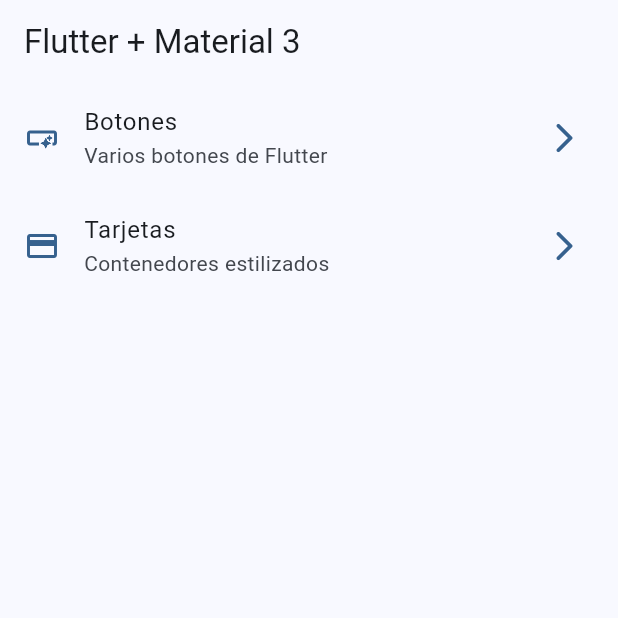
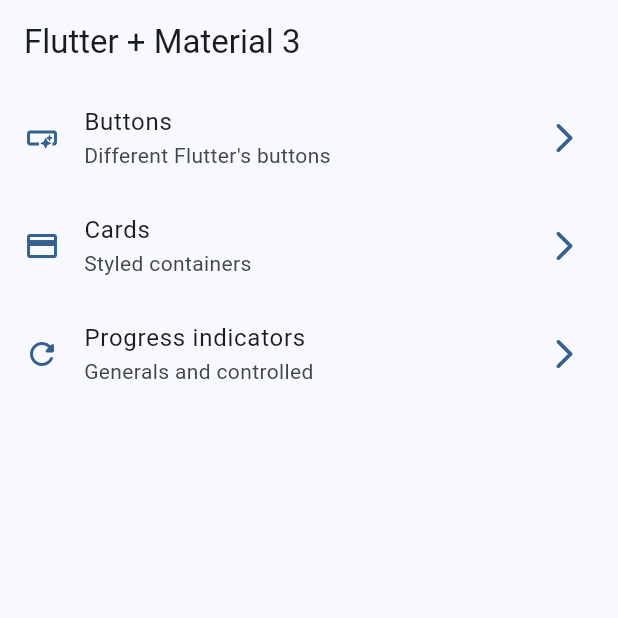
Before and after one commit to ObedSAGA/widgetapp-flutter, a Flutter app: the screen it shows after launch, on a phone screen of 412 x 824 dp, the top half of it. Run offline on Flutter 3.47's test engine with Material 2 defaults, Android fonts, the phone set to English and light mode, and no system bars; our stand-ins replace go_router.

Commit message:
Add progress indicators

```diff
--- a/lib/config/menu/menu_items.dart
+++ b/lib/config/menu/menu_items.dart
@@ -16,16 +16,22 @@ class MenuItem {
 
 const appMenuItems = <MenuItem>[
   MenuItem(
-    title: 'Botones',
-    subTitle: 'Varios botones de Flutter',
+    title: 'Buttons',
+    subTitle: 'Different Flutter\'s buttons',
     link: '/buttons',
     icon: Icons.smart_button_outlined
     ),
   MenuItem(
-    title: 'Tarjetas',
-    subTitle: 'Contenedores estilizados',
+    title: 'Cards',
+    subTitle: 'Styled containers',
     link: '/cards',
     icon: Icons.credit_card
-    )
+    ),
+  MenuItem(
+    title: 'Progress indicators',
+    subTitle: 'Generals and controlled',
+    link: '/progress',
+    icon: Icons.refresh_rounded
+    ),
 
 ];
--- a/lib/config/router/app_router.dart
+++ b/lib/config/router/app_router.dart
@@ -21,5 +21,10 @@ final appRouter = GoRouter(
       name: CardsScreen.name,
       builder: (context, state) => const CardsScreen(),
     ),
+    GoRoute(
+      path: '/progress',
+      name: ProgressScreen.name,
+      builder: (context, state) => const ProgressScreen(),
+    ),
   ],
 );
```
Also changed, not shown: lib/presentation/screens/progress/progress_screen.dart (+69 -1 lines).
